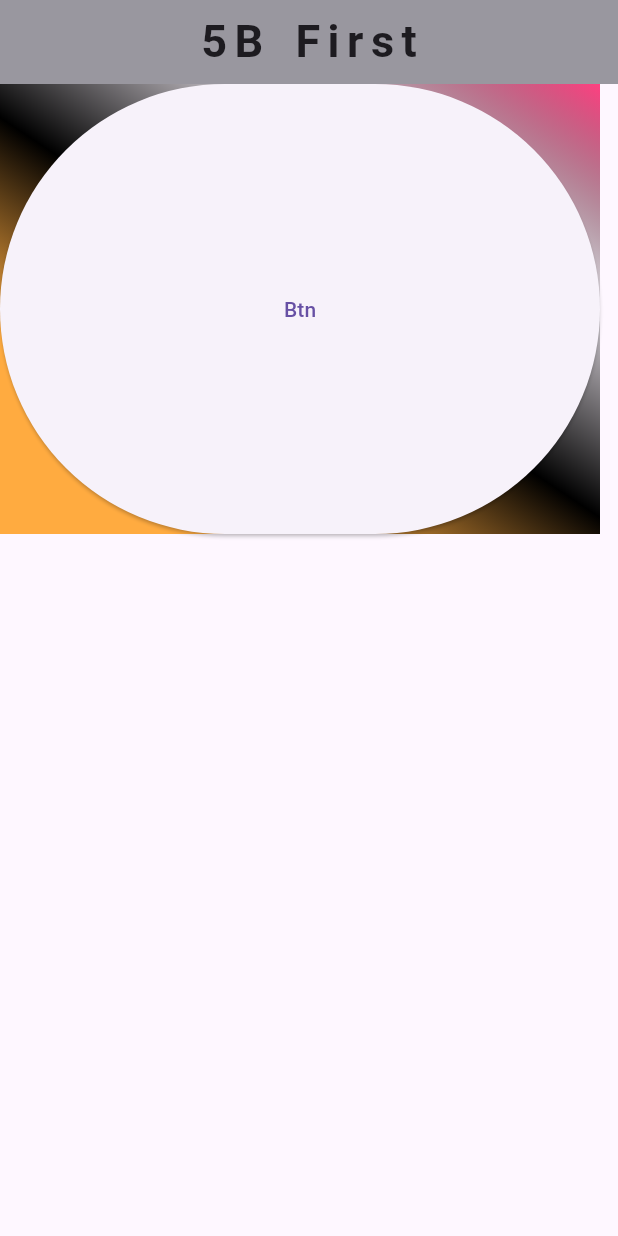
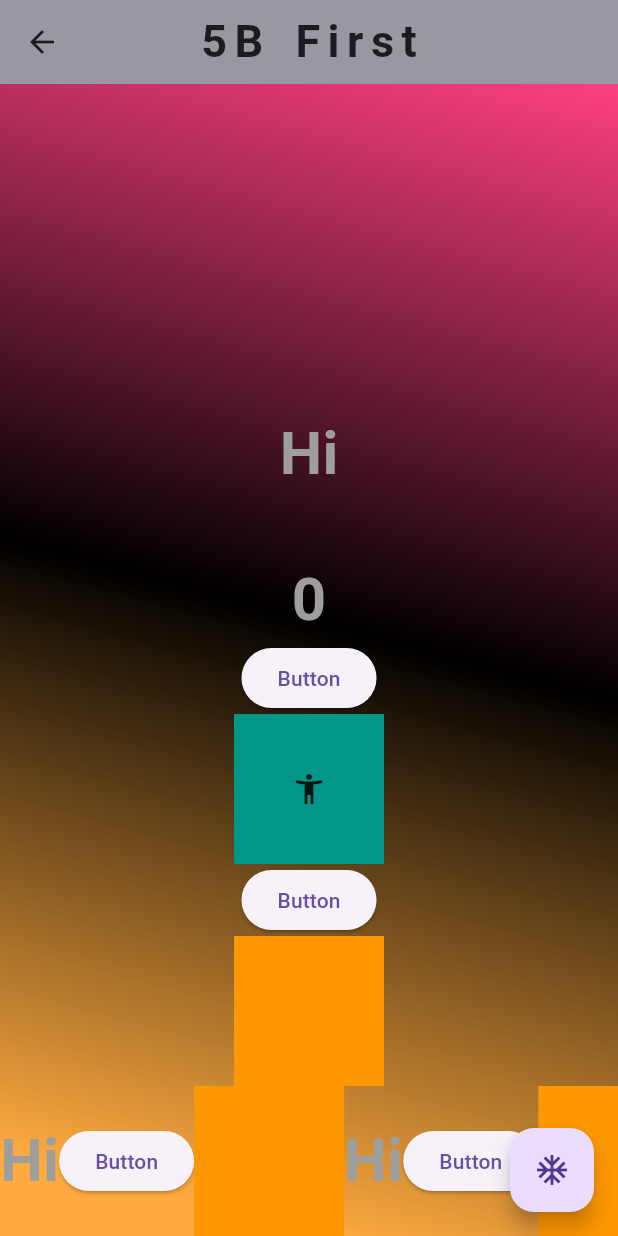
Before and after one commit to haroon147/Fall26_rsci_five_b, a Flutter app: the Five_B_Widget screen opened directly, on a phone screen of 412 x 824 dp. Run offline on Flutter 3.47's test engine with Material 3 defaults, Android fonts, the phone set to English and light mode, and no system bars.

Commit message:
all codes of week 04

```diff
--- a/lib/main.dart
+++ b/lib/main.dart
@@ -2,19 +2,38 @@
 
 import 'package:flutter/material.dart';
 
+import 'khubaib_widget.dart';
+
 void main(){
   runApp(MaterialApp(
-    home: Five_B_Widget(),
+    home: Mirza(),
   ));
 }
 
 
-class Five_B_Widget extends StatelessWidget{
+class Five_B_Widget extends StatefulWidget{
   const Five_B_Widget({super.key});
 
   @override
+  State<Five_B_Widget> createState() => _Five_B_WidgetState();
+}
+var value = 0;
+class _Five_B_WidgetState extends State<Five_B_Widget> {
+@override
   Widget build(BuildContext context){
+
     return Scaffold(
+      floatingActionButton: FloatingActionButton(onPressed: (){
+        value++;
+        print(value);
+        setState(() {
+
+        });
+
+      },
+     child:  Icon(Icons.ac_unit),
+      ),
+      backgroundColor: Colors.grey,
       appBar: AppBar(
         backgroundColor: Colors.grey,
         centerTitle: true,
@@ -28,25 +47,102 @@ class Five_B_Widget extends StatelessWidget{
           ),),
       ),
       body: Container(
-        height: 300,
-        width: 400,
+        color: Colors.teal,
+        width: MediaQuery.of(context).size.width*1,
+        height: MediaQuery.of(context).size.height*1,
+        child: Container(
           decoration: BoxDecoration(
               gradient: LinearGradient(
                   colors: [
                     Colors.orangeAccent,
                     Colors.black,
-                Colors.black12,
                     Colors.pinkAccent,
                   ],
                   begin: Alignment.bottomCenter,
                   end: Alignment.topRight
+              ),
+          ),
+          child: Center(
+            child: Column(
+              mainAxisAlignment: MainAxisAlignment.end,
+              crossAxisAlignment: CrossAxisAlignment.center,
+              children: [
+                Text("Hi",
+                  style: TextStyle(
+                  fontSize: 40,
+                  color: Colors.grey,
+                  fontWeight: FontWeight.bold
+                ),),
+                SizedBox(
+                  height: 40,
+                ),
+                Text(value.toString(), style: TextStyle(
+                    fontSize: 40,
+                    color: Colors.grey,
+                    fontWeight: FontWeight.bold
+                ),),
+                ElevatedButton(onPressed: ()
+                    {}, child: Text("Button")),
+                Center(
+                  child: Container(
+                    // padding: EdgeInsets.only(top: 30),
+                    // margin: EdgeInsets.symmetric(vertical: 30),
+                    height: 100,
+                    width: 100,
+                    color: Colors.teal,
+                    child: Icon(Icons.accessibility_new),
+                  ),
+                ),
+
+                ElevatedButton(onPressed: ()
+                {}, child: Text("Button")),
+                Container(
+                  height: 100,
+                  width: 100,
+                  color: Colors.orange,
+                ),
+
+
+                SingleChildScrollView(
+                  scrollDirection: Axis.horizontal,
+                  child: Row(
+                    children: [
+                      Text("Hi",style: TextStyle(
+                          fontSize: 40,
+                          color: Colors.grey,
+                          fontWeight: FontWeight.bold
+                      ),),
+                      ElevatedButton(onPressed: ()
+                      {}, child: Text("Button")),
+                      Container(
+                        height: 100,
+                        width: 100,
+                        color: Colors.orange,
+                      ),
+                      Text("Hi",style: TextStyle(
+                          fontSize: 40,
+                          color: Colors.grey,
+                          fontWeight: FontWeight.bold
+                      ),),
+                      ElevatedButton(onPressed: ()
+                      {}, child: Text("Button")),
+                      Container(
+                        height: 100,
+                        width: 100,
+                        color: Colors.orange,
+                      ),
+                    ],
+                  ),
                 )
+
+
+
+              ],
+            ),
+          ),
         ),
         // color: Colors.orange,
-        child: Container(
-            height: 100,
-            width: 100,
-            child: ElevatedButton(onPressed: (){}, child: Text("Btn")))
+
       ),
     );
   }
--- a/pubspec.yaml
+++ b/pubspec.yaml
@@ -58,8 +58,8 @@ flutter:
   uses-material-design: true
 
   # To add assets to your application, add an assets section, like this:
-  # assets:
-  #   - images/a_dot_burr.jpeg
+  assets:
+    - Assets/images/
   #   - images/a_dot_ham.jpeg
 
   # An image asset can refer to one or more resolution-specific "variants", see
```
Also changed, not shown: lib/khubaib_widget.dart (added, +50 -0 lines), Assets/images/dice-1.png (added), Assets/images/dice-2.png (added), Assets/images/dice-3.png (added), Assets/images/dice-4.png (added), Assets/images/dice-5.png (added), Assets/images/dice-6.png (added). Lines whose indentation alone changed are shown as unchanged.
